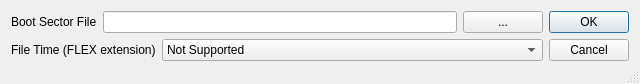
Old version of the form src/fpopt.ui in the repository aladur/flexemu.
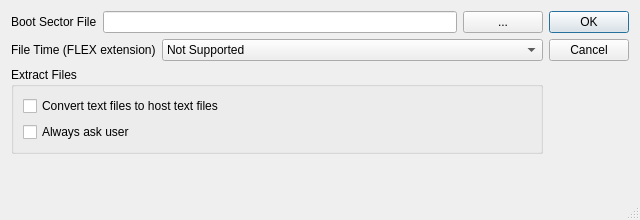
New version of the form.

Commit message:
flexplorer: New menu item to extract file(s)
- Optionally text files can be converted

What changed in the file:
```diff
--- a/src/fpopt.ui
+++ b/src/fpopt.ui
@@ -10,7 +10,7 @@
     <x>0</x>
     <y>0</y>
     <width>640</width>
-    <height>84</height>
+    <height>220</height>
    </rect>
   </property>
   <property name="sizePolicy">
@@ -21,8 +21,8 @@
   </property>
   <property name="minimumSize">
    <size>
-    <width>0</width>
-    <height>0</height>
+    <width>640</width>
+    <height>220</height>
    </size>
   </property>
   <property name="maximumSize">
@@ -42,7 +42,7 @@
   </property>
   <layout class="QHBoxLayout" name="horizontalLayout_1">
    <item>
-    <layout class="QVBoxLayout" name="verticalLayout" stretch="0,0,0">
+    <layout class="QVBoxLayout" name="verticalLayout" stretch="0,0,0,0">
      <property name="spacing">
       <number>6</number>
      </property>
@@ -122,6 +122,29 @@
        </item>
       </layout>
      </item>
+     <item>
+      <widget class="QGroupBox" name="g_extractFiles">
+       <property name="title">
+        <string>Extract Files</string>
+       </property>
+       <layout class="QVBoxLayout" name="verticalLayout_2">
+        <item>
+         <widget class="QCheckBox" name="c_extractTextFileConvert">
+          <property name="text">
+           <string>Convert text files to host text files</string>
+          </property>
+         </widget>
+        </item>
+        <item>
+         <widget class="QCheckBox" name="c_extractTextFileAskUser">
+          <property name="text">
+           <string>Always ask user</string>
+          </property>
+         </widget>
+        </item>
+       </layout>
+      </widget>
+     </item>
      <item>
       <spacer name="verticalSpacer">
        <property name="orientation">
```
The commit also changes 22 other files.
